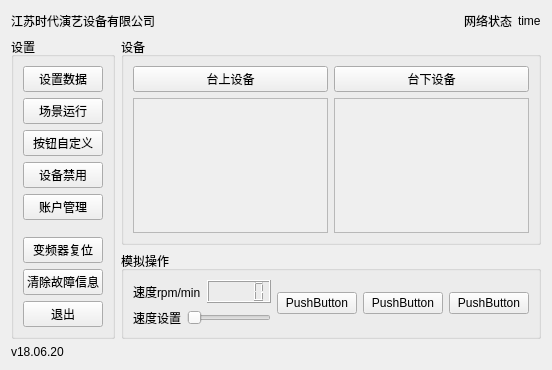
Qt form ui/mainwindow.ui (niuyuxin/touchScreen) before a commit.
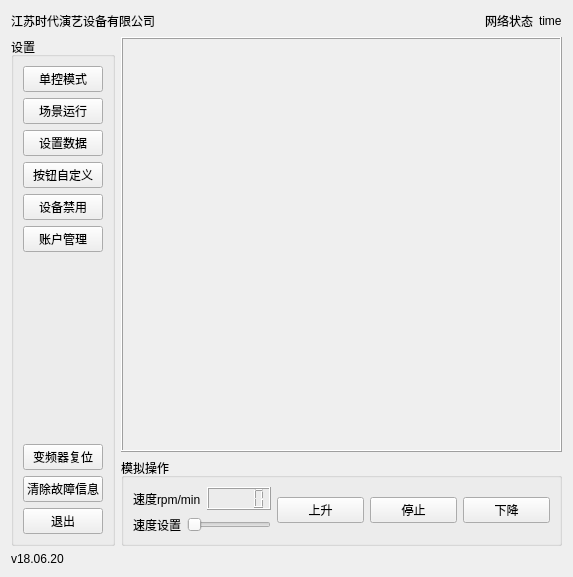
The same form after that commit.

The edit to the form file:
```diff
--- a/ui/mainwindow.ui
+++ b/ui/mainwindow.ui
@@ -6,8 +6,8 @@
    <rect>
     <x>0</x>
     <y>0</y>
-    <width>531</width>
-    <height>370</height>
+    <width>573</width>
+    <height>577</height>
    </rect>
   </property>
   <property name="windowTitle">
@@ -60,6 +60,20 @@
         <string>设置</string>
        </property>
        <layout class="QVBoxLayout" name="verticalLayout_2">
+        <item>
+         <widget class="QPushButton" name="independentCtrlPushButton">
+          <property name="text">
+           <string>单控模式</string>
+          </property>
+         </widget>
+        </item>
+        <item>
+         <widget class="QPushButton" name="autoRunningPushButton">
+          <property name="text">
+           <string>场景运行</string>
+          </property>
+         </widget>
+        </item>
         <item>
          <widget class="QPushButton" name="settingPushButton">
           <property name="text">
@@ -68,14 +82,7 @@
          </widget>
         </item>
         <item>
-         <widget class="QPushButton" name="pushButton_5">
-          <property name="text">
-           <string>场景运行</string>
-          </property>
-         </widget>
-        </item>
-        <item>
-         <widget class="QPushButton" name="pushButton_6">
+         <widget class="QPushButton" name="customPushButton">
           <property name="text">
            <string>按钮自定义</string>
           </property>
@@ -135,92 +142,19 @@
      <item>
       <layout class="QVBoxLayout" name="verticalLayout">
        <item>
-        <widget class="QGroupBox" name="groupBox">
+        <widget class="QFrame" name="contextFrame">
          <property name="sizePolicy">
           <sizepolicy hsizetype="Expanding" vsizetype="Expanding">
            <horstretch>0</horstretch>
            <verstretch>0</verstretch>
           </sizepolicy>
          </property>
-         <property name="title">
-          <string>设备</string>
+         <property name="frameShape">
+          <enum>QFrame::Box</enum>
          </property>
-         <layout class="QVBoxLayout" name="verticalLayout_4">
-          <item>
-           <layout class="QHBoxLayout" name="horizontalLayout_5">
-            <item>
-             <widget class="QPushButton" name="subUpDevPushButton">
-              <property name="sizePolicy">
-               <sizepolicy hsizetype="Minimum" vsizetype="Preferred">
-                <horstretch>0</horstretch>
-                <verstretch>0</verstretch>
-               </sizepolicy>
-              </property>
-              <property name="text">
-               <string>台上设备</string>
-              </property>
-              <property name="checkable">
-               <bool>true</bool>
-              </property>
-             </widget>
-            </item>
-            <item>
-             <widget class="QPushButton" name="subDownDevPushButton">
-              <property name="sizePolicy">
-               <sizepolicy hsizetype="Minimum" vsizetype="Preferred">
-                <horstretch>0</horstretch>
-                <verstretch>0</verstretch>
-               </sizepolicy>
-              </property>
-              <property name="text">
-               <string>台下设备</string>
-              </property>
-              <property name="checkable">
-               <bool>true</bool>
-              </property>
-             </widget>
-            </item>
-           </layout>
-          </item>
-          <item>
-           <layout class="QHBoxLayout" name="horizontalLayout_4">
-            <item>
-             <widget class="QScrollArea" name="subUpDevScrollArea">
-              <property name="widgetResizable">
-               <bool>true</bool>
-              </property>
-              <widget class="QWidget" name="scrollAreaWidgetContents">
-               <property name="geometry">
-                <rect>
-                 <x>0</x>
-                 <y>0</y>
-                 <width>186</width>
-                 <height>144</height>
-                </rect>
-               </property>
-              </widget>
-             </widget>
-            </item>
-            <item>
-             <widget class="QScrollArea" name="subDownDevScrollArea">
-              <property name="widgetResizable">
-               <bool>true</bool>
-              </property>
-              <widget class="QWidget" name="scrollAreaWidgetContents_3">
-               <property name="geometry">
-                <rect>
-                 <x>0</x>
-                 <y>0</y>
-                 <width>185</width>
-                 <height>144</height>
-                </rect>
-               </property>
-              </widget>
-             </widget>
-            </item>
-           </layout>
-          </item>
-         </layout>
+         <property name="frameShadow">
+          <enum>QFrame::Raised</enum>
+         </property>
         </widget>
        </item>
        <item>
@@ -246,6 +180,9 @@
               <property name="frameShadow">
                <enum>QFrame::Raised</enum>
               </property>
+              <property name="value" stdset="0">
+               <double>0.000000000000000</double>
+              </property>
              </widget>
             </item>
             <item row="1" column="0">
@@ -267,21 +204,21 @@
           <item>
            <widget class="QPushButton" name="pushButton">
             <property name="text">
-             <string>PushButton</string>
+             <string>上升</string>
             </property>
            </widget>
           </item>
           <item>
            <widget class="QPushButton" name="pushButton_2">
             <property name="text">
-             <string>PushButton</string>
+             <string>停止</string>
             </property>
            </widget>
           </item>
           <item>
            <widget class="QPushButton" name="pushButton_3">
             <property name="text">
-             <string>PushButton</string>
+             <string>下降</string>
             </property>
            </widget>
           </item>
```
Left out of the diff: 14 changed lines with no effect on the pictures.
